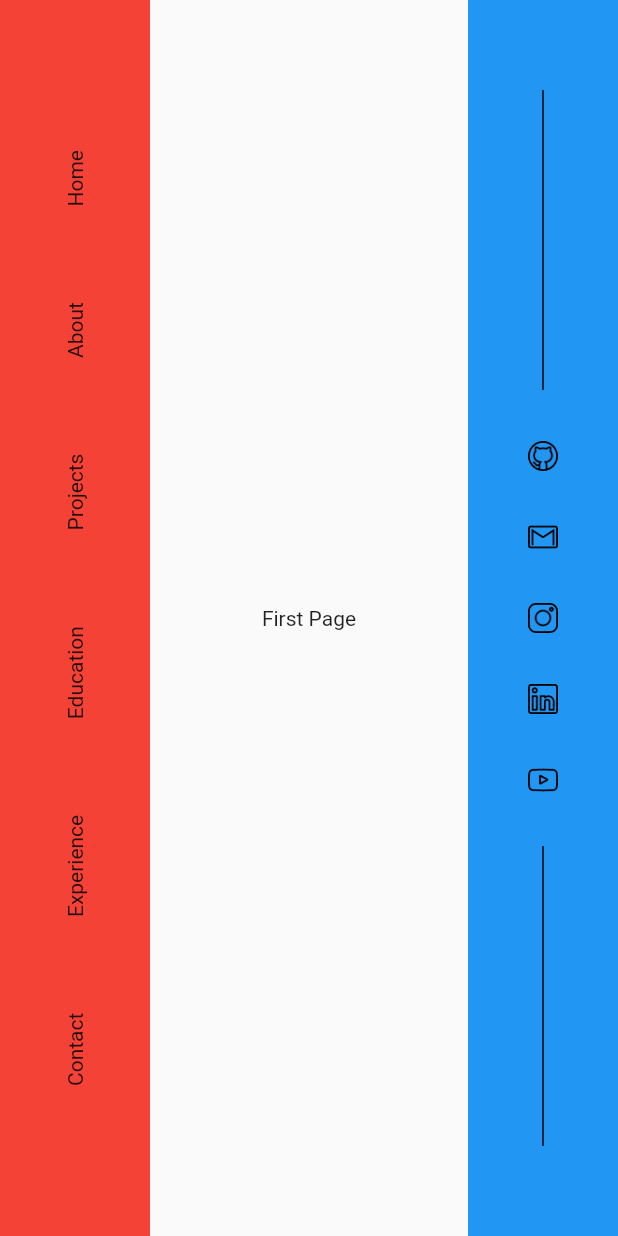
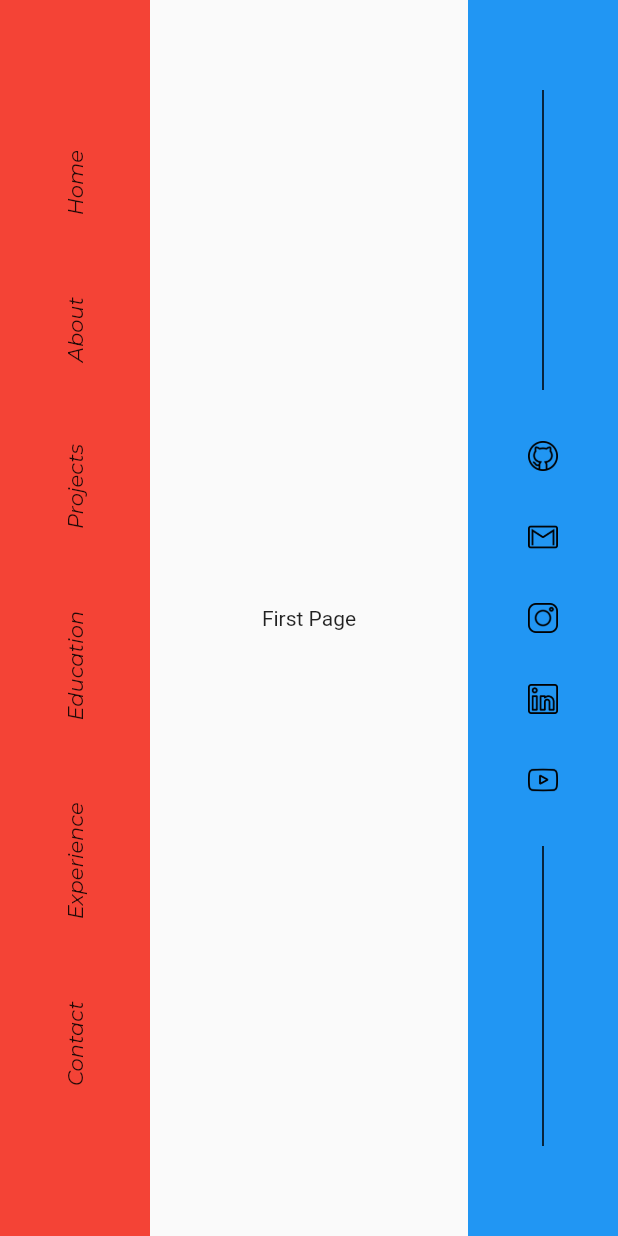
Before and after one commit to Gurung-Manish/Portfolio, a Flutter app: the screen it shows after launch, on a phone screen of 412 x 824 dp. Run offline on Flutter 3.47's test engine with Material 2 defaults, Android fonts, the phone set to English and light mode, and no system bars; our stand-ins replace bloc, flutter_bloc, freezed_annotation, go_router; project files that could hold a hidden picture were left out.

Commit message:
new fonst

```diff
--- a/lib/pages/home/widgets/navigation_bar/navigation_bar.dart
+++ b/lib/pages/home/widgets/navigation_bar/navigation_bar.dart
@@ -33,6 +33,14 @@ class NavBarItem extends StatelessWidget {
 
   @override
   Widget build(BuildContext context) {
-    return RotatedBox(quarterTurns: -1, child: Text(title));
+    return RotatedBox(
+      quarterTurns: -1,
+      child: Text(
+        title,
+        style: const TextStyle(
+          fontFamily: 'Montserrat',
+        ),
+      ),
+    );
   }
 }
```
Also changed, not shown: pubspec.yaml (+8 -12 lines), assets/fonts/Montserrat-Bold.ttf (added), assets/fonts/Montserrat-Italic.ttf (added), assets/fonts/Montserrat-Regular.ttf (added).
